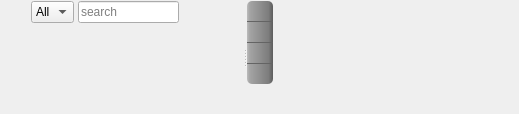
Above: armadillo/plugins/snippets/snippets.ui from rkyleg/scope before the change. Below: the same form after it.
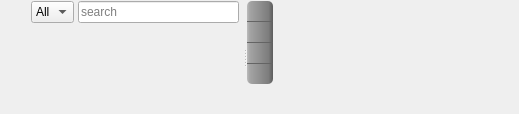
That is the form after the change. Icons and pictures are not drawn.

Commit message: plugin cleanup, updated readme output - added save option, start and stop time moved to heading snippets - display as 1 column list mkdown - added max image width css find_replace - ui formatting settings - set newlinemode to auto

The edit to the form file:
```diff
--- a/armadillo/plugins/snippets/snippets.ui
+++ b/armadillo/plugins/snippets/snippets.ui
@@ -70,19 +70,6 @@
          </item>
         </widget>
        </item>
-       <item row="0" column="3">
-        <spacer name="horizontalSpacer">
-         <property name="orientation">
-          <enum>Qt::Horizontal</enum>
-         </property>
-         <property name="sizeHint" stdset="0">
-          <size>
-           <width>40</width>
-           <height>20</height>
-          </size>
-         </property>
-        </spacer>
-       </item>
        <item row="0" column="0">
         <widget class="QPushButton" name="b_reload">
          <property name="maximumSize">
```
Left out of the diff: 2 changed lines with no effect on the pictures. The commit also changes 15 other files.
